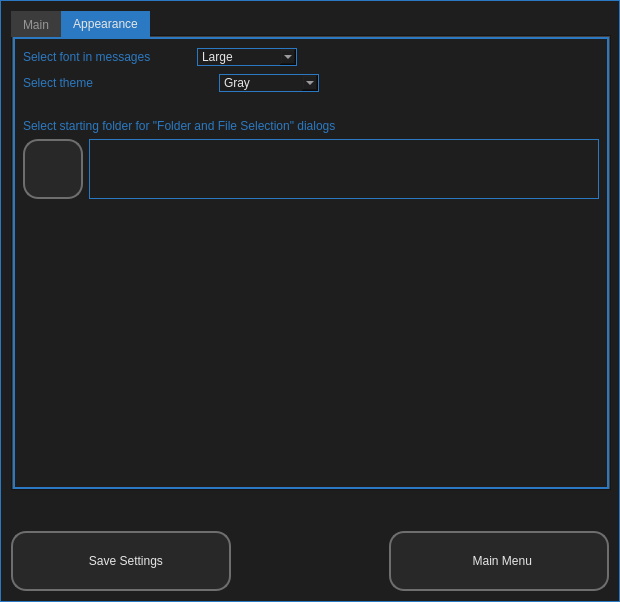
First picture: the form in ui/ui_07_settings.ui, repository il721/EasyBack, before the edit.
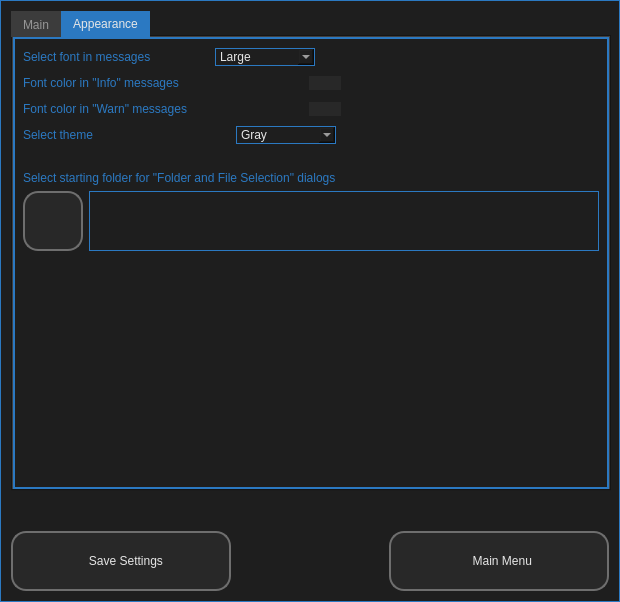
Second picture: the form after the edit. The open tabs and pages were chosen to show the change. Icons and pictures are not drawn.

Commit message: Add "select font color" in "Settings/Appearance" functional

```diff
--- a/ui/ui_07_settings.ui
+++ b/ui/ui_07_settings.ui
@@ -520,7 +520,7 @@
            </property>
            <property name="sizeHint" stdset="0">
             <size>
-             <width>40</width>
+             <width>58</width>
              <height>20</height>
             </size>
            </property>
@@ -567,6 +567,92 @@
          </item>
         </layout>
        </item>
+       <item>
+        <layout class="QHBoxLayout" name="horizontalLayout_8">
+         <item>
+          <widget class="QLabel" name="font_msg_color_inf">
+           <property name="sizePolicy">
+            <sizepolicy hsizetype="Preferred" vsizetype="Preferred">
+             <horstretch>0</horstretch>
+             <verstretch>0</verstretch>
+            </sizepolicy>
+           </property>
+           <property name="minimumSize">
+            <size>
+             <width>280</width>
+             <height>0</height>
+            </size>
+           </property>
+           <property name="text">
+            <string>Font color in &quot;Info&quot; messages</string>
+           </property>
+          </widget>
+         </item>
+         <item>
+          <widget class="QPushButton" name="color_info_test">
+           <property name="styleSheet">
+            <string notr="true">border: no</string>
+           </property>
+           <property name="text">
+            <string/>
+           </property>
+          </widget>
+         </item>
+         <item>
+          <spacer name="horizontalSpacer_6">
+           <property name="orientation">
+            <enum>Qt::Horizontal</enum>
+           </property>
+           <property name="sizeHint" stdset="0">
+            <size>
+             <width>100</width>
+             <height>20</height>
+            </size>
+           </property>
+          </spacer>
+         </item>
+        </layout>
+       </item>
+       <item>
+        <layout class="QHBoxLayout" name="horizontalLayout_9">
+         <item>
+          <widget class="QLabel" name="font_msg_color_warn">
+           <property name="minimumSize">
+            <size>
+             <width>280</width>
+             <height>0</height>
+            </size>
+           </property>
+           <property name="text">
+            <string>Font color in &quot;Warn&quot; messages</string>
+           </property>
+          </widget>
+         </item>
+         <item>
+          <widget class="QPushButton" name="color_warn_test">
+           <property name="styleSheet">
+            <string notr="true">border: no</string>
+           </property>
+           <property name="text">
+            <string/>
+           </property>
+          </widget>
+         </item>
+         <item>
+          <spacer name="horizontalSpacer_7">
+           <property name="orientation">
+            <enum>Qt::Horizontal</enum>
+           </property>
+           <property name="sizeHint" stdset="0">
+            <size>
+             <width>40</width>
+             <height>20</height>
+            </size>
+           </property>
+          </spacer>
+         </item>
+        </layout>
+       </item>
        <item>
         <layout class="QHBoxLayout" name="horizontalLayout_6">
          <item>
@@ -586,7 +672,7 @@
            </property>
            <property name="sizeHint" stdset="0">
             <size>
-             <width>120</width>
+             <width>137</width>
              <height>20</height>
             </size>
            </property>
```
Left out of the diff: 2 changed lines with no effect on the pictures. The commit also changes 6 other files.
